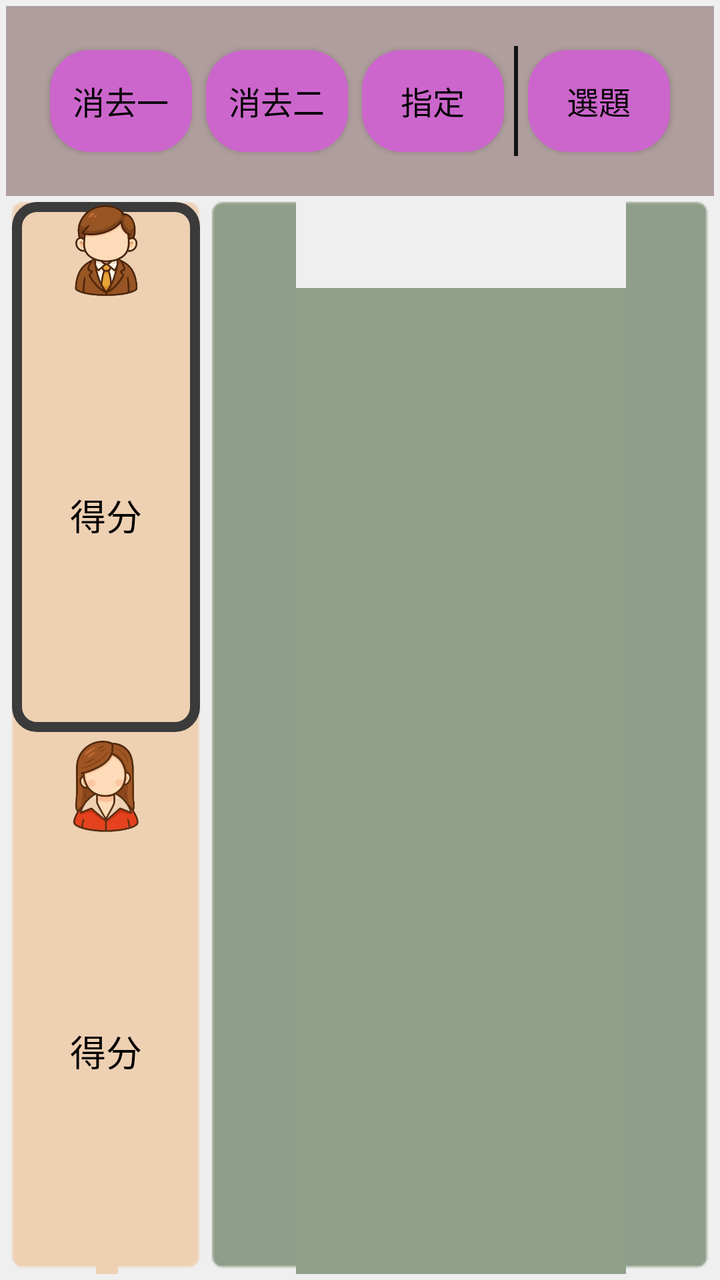
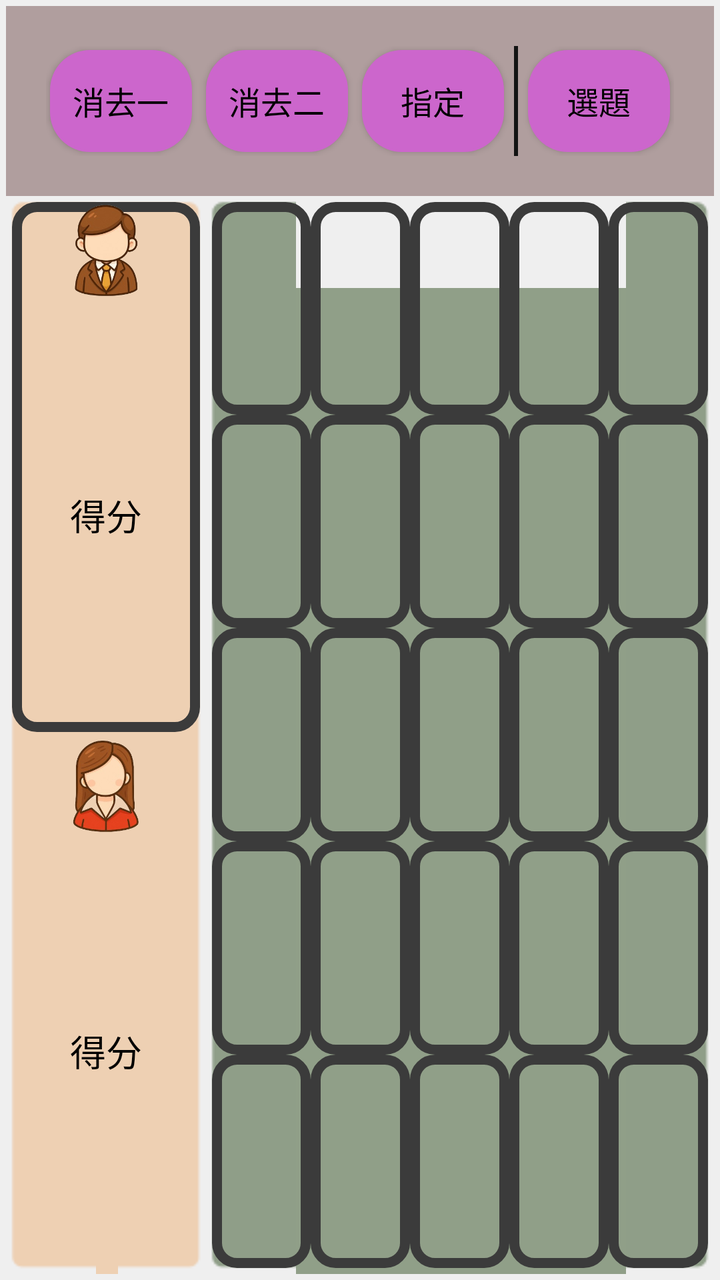

Before-and-after screenshots of an Android layout around one commit, followed by the original layout XML and the change that was made.
<!-- AndroidManifest.xml: application theme Theme.Quiz -->
<!-- res/layout/activity_main.xml -->
<?xml version="1.0" encoding="utf-8"?>
<LinearLayout xmlns:android="http://schemas.android.com/apk/res/android"
    xmlns:tools="http://schemas.android.com/tools"
    android:layout_width="match_parent"
    android:layout_height="match_parent"
    android:padding="@dimen/frame_margin"
    android:orientation="vertical"
    android:background="#EFEFEF"
    tools:context=".MainActivity">

    <LinearLayout
        android:id="@+id/function_list"
        android:layout_width="match_parent"
        android:layout_height="wrap_content"
        android:padding="20dp"
        android:orientation="horizontal"
        android:gravity="center_vertical"
        android:background="@drawable/overlap_red2">
        <Button
            android:id="@+id/btn_func_delete"
            android:layout_width="@dimen/btn_func_width"
            android:layout_height="@dimen/btn_func_height"
            android:layout_marginRight="@dimen/btn_func_margin"
            android:background="@drawable/stkfuncbar_btn_bg"
            android:gravity="center"
            android:text="消去一"
            android:textColor="#000000"
            android:textSize="@dimen/btn_func_text_size" />
        <Button
            android:id="@+id/btn_func_delete2"
            android:layout_width="@dimen/btn_func_width"
            android:layout_height="@dimen/btn_func_height"
            android:layout_marginRight="@dimen/btn_func_margin"
            android:background="@drawable/stkfuncbar_btn_bg"
            android:gravity="center"
            android:text="消去二"
            android:textColor="#000000"
            android:textSize="@dimen/btn_func_text_size" />
        <Button
            android:id="@+id/btn_func_assign"
            android:layout_width="@dimen/btn_func_width"
            android:layout_height="@dimen/btn_func_height"
            android:layout_marginRight="@dimen/btn_func_margin"
            android:background="@drawable/stkfuncbar_btn_bg"
            android:gravity="center"
            android:text="指定"
            android:textColor="#000000"
            android:textSize="@dimen/btn_func_text_size" />
        <View
            android:layout_width="2dp"
            android:layout_height="@dimen/btn_func_height"
            android:layout_marginRight="@dimen/btn_func_margin"
            android:background="#131313" />
        <Button
            android:id="@+id/btn_func_select"
            android:layout_width="@dimen/btn_func_width"
            android:layout_height="@dimen/btn_func_height"
            android:layout_marginRight="@dimen/btn_func_margin"
            android:background="@drawable/stkfuncbar_btn_bg"
            android:gravity="center"
            android:text="選題"
            android:textColor="#000000"
            android:textSize="@dimen/btn_func_text_size" />
        <Button
            android:id="@+id/btn_func_answer"
            android:layout_width="@dimen/btn_func_width"
            android:layout_height="@dimen/btn_func_height"
            android:layout_marginRight="@dimen/btn_func_margin"
            android:background="@drawable/stkfuncbar_btn_bg"
            android:gravity="center"
            android:text="解答"
            android:textColor="#000000"
            android:textSize="@dimen/btn_func_text_size" />
    </LinearLayout>

    <LinearLayout
        android:layout_width="match_parent"
        android:layout_height="0dp"
        android:layout_weight="1"
        android:orientation="horizontal">

        <LinearLayout
            android:id="@+id/player_list"
            android:layout_width="@dimen/player_width"
            android:layout_height="match_parent"
            android:padding="@dimen/player_margin"
            android:gravity="center"
            android:orientation="vertical"
            android:background="@drawable/overlap_yellow">
            <LinearLayout
                android:id="@+id/player_man"
                android:layout_width="match_parent"
                android:layout_height="0dp"
                android:layout_weight="1"
                android:orientation="vertical"
                android:gravity="center"
                android:background="@drawable/shp_frame_blue">
                <ImageView
                    android:layout_width="@dimen/player_icon_size"
                    android:layout_height="@dimen/player_icon_size"
                    android:src="@drawable/man2" />
                <TextView
                    android:id="@+id/man_score"
                    android:layout_width="wrap_content"
                    android:layout_height="wrap_content"
                    android:layout_weight="1"
                    android:gravity="center"
                    android:text="得分"
                    android:textColor="#000000"
                    android:textSize="@dimen/player_score_size" />
            </LinearLayout>
            <LinearLayout
                android:id="@+id/player_woman"
                android:layout_width="match_parent"
                android:layout_height="0dp"
                android:layout_weight="1"
                android:layout_marginTop="@dimen/player_margin"
                android:orientation="vertical"
                android:gravity="center">
                <ImageView
                    android:layout_width="@dimen/player_icon_size"
                    android:layout_height="@dimen/player_icon_size"
                    android:src="@drawable/woman2" />
                <TextView
                    android:id="@+id/woman_score"
                    android:layout_width="wrap_content"
                    android:layout_height="wrap_content"
                    android:layout_weight="1"
                    android:gravity="center"
                    android:text="得分"
                    android:textColor="#000000"
                    android:textSize="@dimen/player_score_size" />
            </LinearLayout>
        </LinearLayout>

        <LinearLayout
            android:id="@+id/content_layout"
            android:layout_width="0dp"
            android:layout_height="match_parent"
            android:layout_weight="1"
            android:padding="@dimen/content_margin"
            android:orientation="vertical"
            android:background="@drawable/overlap_green">
            <TextView
                android:id="@+id/text_question"
                android:layout_width="match_parent"
                android:layout_height="0dp"
                android:layout_weight="1"
                android:gravity="left|center_vertical"
                android:text=""
                android:textColor="#cc6600"
                android:textSize="@dimen/question_size" />
            <RadioGroup
                android:id="@+id/group_answer"
                android:layout_width="match_parent"
                android:layout_height="0dp"
                android:layout_weight="1"
                android:gravity="center"
                android:orientation="horizontal"
                android:padding="5dp">
                <RadioButton
                    android:id="@+id/text_ans_1"
                    android:layout_width="wrap_content"
                    android:layout_height="wrap_content"
                    android:layout_weight="1"
                    android:button="@null"
                    android:text=""
                    android:textColor="#000000"
                    android:textSize="@dimen/answer_size" />
                <RadioButton
                    android:id="@+id/text_ans_2"
                    android:layout_width="wrap_content"
                    android:layout_height="wrap_content"
                    android:layout_weight="1"
                    android:button="@null"
                    android:text=""
                    android:textColor="#000000"
                    android:textSize="@dimen/answer_size" />
                <RadioButton
                    android:id="@+id/text_ans_3"
                    android:layout_width="wrap_content"
                    android:layout_height="wrap_content"
                    android:layout_weight="1"
                    android:button="@null"
                    android:text=""
                    android:textColor="#000000"
                    android:textSize="@dimen/answer_size" />
                <RadioButton
                    android:id="@+id/text_ans_4"
                    android:layout_width="wrap_content"
                    android:layout_height="wrap_content"
                    android:layout_weight="1"
                    android:button="@null"
                    android:text=""
                    android:textColor="#000000"
                    android:textSize="@dimen/answer_size" />
            </RadioGroup>
        </LinearLayout>
    </LinearLayout>

</LinearLayout>
<!-- resources referenced by this layout -->
<resources>
  <dimen name="answer_size">18dp</dimen>
  <dimen name="btn_func_height">55dp</dimen>
  <dimen name="btn_func_margin">3dp</dimen>
  <dimen name="btn_func_text_size">16dp</dimen>
  <dimen name="btn_func_width">75dp</dimen>
  <dimen name="content_margin">3dp</dimen>
  <dimen name="frame_margin">3dp</dimen>
  <dimen name="player_icon_size">48dp</dimen>
  <dimen name="player_margin">3dp</dimen>
  <dimen name="player_score_size">18dp</dimen>
  <dimen name="player_width">100dp</dimen>
  <dimen name="question_size">24dp</dimen>
  <!-- drawable man2: png bitmap (drawable, 67612 bytes) -->
  <!-- drawable overlap_green: png bitmap (drawable, 407 bytes) -->
  <!-- drawable overlap_red2 (drawable) -->
  <?xml version="1.0" encoding="utf-8"?>
  <shape xmlns:android="http://schemas.android.com/apk/res/android"
      android:shape="rectangle">
      <solid android:color="#aa927777" />
  </shape>
  <!-- drawable overlap_yellow: png bitmap (drawable, 404 bytes) -->
  <!-- drawable shp_frame_blue (drawable) -->
  <?xml version="1.0" encoding="utf-8"?>
  
  <shape xmlns:android="http://schemas.android.com/apk/res/android"
  	android:shape="rectangle">
  	<corners
  		android:radius="10dp" />
  	<solid
  	    android:color="#00000000" />
  	 <stroke
          android:width="5dp"
          android:color="#FF3B3B3B" />
  </shape>
  <!-- drawable stkfuncbar_btn_bg (drawable) -->
  <?xml version="1.0" encoding="utf-8"?>
  
  <selector
  	xmlns:android="http://schemas.android.com/apk/res/android">
  	<item
  		android:state_pressed="true"
  		android:state_enabled="true"
  		android:drawable="@drawable/btncolor_inset_p" />
  	<item
  		android:state_focused="true"
  		android:state_enabled="true"
  		android:drawable="@drawable/btncolor_inset_p" />
  	<item
  		android:state_enabled="true"
  		android:drawable="@drawable/btncolor_inset_p" />
  </selector>
  <!-- drawable woman2: png bitmap (drawable, 71861 bytes) -->
  <style name="Theme.Quiz" parent="Base.Theme.Quiz" />
  <!-- drawable btncolor_inset_p (drawable) -->
  <?xml version="1.0" encoding="utf-8"?>
  <inset xmlns:android="http://schemas.android.com/apk/res/android"
      android:insetLeft="2dp"
      android:insetTop="2dp"
      android:insetRight="2dp"
      android:insetBottom="2dp"
      android:drawable="@drawable/stkfuncbar_btn_p2" />
  <style name="Base.Theme.Quiz" parent="Theme.AppCompat">
          <item name="windowActionBar">false</item>
          <item name="windowNoTitle">true</item>
          
          
      </style>
  <!-- drawable stkfuncbar_btn_p2 (drawable) -->
  <?xml version="1.0" encoding="utf-8"?>
  <shape xmlns:android="http://schemas.android.com/apk/res/android"
      android:shape="rectangle">
      <solid android:color="#CC66CC" />
      <corners android:radius="20dp" />
  </shape>
</resources>

<!-- the commit's change to res/layout/activity_main.xml (unified diff, before → after) -->
@@ -133,69 +133,120 @@
             </LinearLayout>
         </LinearLayout>
 
-        <LinearLayout
+        <FrameLayout
             android:id="@+id/content_layout"
             android:layout_width="0dp"
             android:layout_height="match_parent"
-            android:layout_weight="1"
-            android:padding="@dimen/content_margin"
-            android:orientation="vertical"
-            android:background="@drawable/overlap_green">
-            <TextView
-                android:id="@+id/text_question"
-                android:layout_width="match_parent"
-                android:layout_height="0dp"
-                android:layout_weight="1"
-                android:gravity="left|center_vertical"
-                android:text=""
-                android:textColor="#cc6600"
-                android:textSize="@dimen/question_size" />
-            <RadioGroup
-                android:id="@+id/group_answer"
-                android:layout_width="match_parent"
-                android:layout_height="0dp"
-                android:layout_weight="1"
-                android:gravity="center"
-                android:orientation="horizontal"
-                android:padding="5dp">
-                <RadioButton
-                    android:id="@+id/text_ans_1"
-                    android:layout_width="wrap_content"
-                    android:layout_height="wrap_content"
-                    android:layout_weight="1"
-                    android:button="@null"
+            android:layout_weight="1">
+
+            <TableLayout
+                android:id="@+id/bingo_layout"
+                android:layout_width="match_parent"
+                android:layout_height="match_parent"
+                android:stretchColumns="0,1,2,3,4"
+                android:visibility="visible"
+                android:background="@drawable/overlap_green">
+                <TableRow android:layout_weight="1">
+                    <TextView android:id="@+id/bingo_0_0" android:layout_width="0dp" android:layout_height="match_parent" android:layout_weight="1" android:gravity="center" android:background="@drawable/shp_frame_blue" android:textColor="#000000" />
+                    <TextView android:id="@+id/bingo_0_1" android:layout_width="0dp" android:layout_height="match_parent" android:layout_weight="1" android:gravity="center" android:background="@drawable/shp_frame_blue" android:textColor="#000000" />
+                    <TextView android:id="@+id/bingo_0_2" android:layout_width="0dp" android:layout_height="match_parent" android:layout_weight="1" android:gravity="center" android:background="@drawable/shp_frame_blue" android:textColor="#000000" />
+                    <TextView android:id="@+id/bingo_0_3" android:layout_width="0dp" android:layout_height="match_parent" android:layout_weight="1" android:gravity="center" android:background="@drawable/shp_frame_blue" android:textColor="#000000" />
+                    <TextView android:id="@+id/bingo_0_4" android:layout_width="0dp" android:layout_height="match_parent" android:layout_weight="1" android:gravity="center" android:background="@drawable/shp_frame_blue" android:textColor="#000000" />
+                </TableRow>
+                <TableRow android:layout_weight="1">
+                    <TextView android:id="@+id/bingo_1_0" android:layout_width="0dp" android:layout_height="match_parent" android:layout_weight="1" android:gravity="center" android:background="@drawable/shp_frame_blue" android:textColor="#000000" />
+                    <TextView android:id="@+id/bingo_1_1" android:layout_width="0dp" android:layout_height="match_parent" android:layout_weight="1" android:gravity="center" android:background="@drawable/shp_frame_blue" android:textColor="#000000" />
+                    <TextView android:id="@+id/bingo_1_2" android:layout_width="0dp" android:layout_height="match_parent" android:layout_weight="1" android:gravity="center" android:background="@drawable/shp_frame_blue" android:textColor="#000000" />
+                    <TextView android:id="@+id/bingo_1_3" android:layout_width="0dp" android:layout_height="match_parent" android:layout_weight="1" android:gravity="center" android:background="@drawable/shp_frame_blue" android:textColor="#000000" />
+                    <TextView android:id="@+id/bingo_1_4" android:layout_width="0dp" android:layout_height="match_parent" android:layout_weight="1" android:gravity="center" android:background="@drawable/shp_frame_blue" android:textColor="#000000" />
+                </TableRow>
+                <TableRow android:layout_weight="1">
+                    <TextView android:id="@+id/bingo_2_0" android:layout_width="0dp" android:layout_height="match_parent" android:layout_weight="1" android:gravity="center" android:background="@drawable/shp_frame_blue" android:textColor="#000000" />
+                    <TextView android:id="@+id/bingo_2_1" android:layout_width="0dp" android:layout_height="match_parent" android:layout_weight="1" android:gravity="center" android:background="@drawable/shp_frame_blue" android:textColor="#000000" />
+                    <TextView android:id="@+id/bingo_2_2" android:layout_width="0dp" android:layout_height="match_parent" android:layout_weight="1" android:gravity="center" android:background="@drawable/shp_frame_blue" android:textColor="#000000" />
+                    <TextView android:id="@+id/bingo_2_3" android:layout_width="0dp" android:layout_height="match_parent" android:layout_weight="1" android:gravity="center" android:background="@drawable/shp_frame_blue" android:textColor="#000000" />
+                    <TextView android:id="@+id/bingo_2_4" android:layout_width="0dp" android:layout_height="match_parent" android:layout_weight="1" android:gravity="center" android:background="@drawable/shp_frame_blue" android:textColor="#000000" />
+                </TableRow>
+                <TableRow android:layout_weight="1">
+                    <TextView android:id="@+id/bingo_3_0" android:layout_width="0dp" android:layout_height="match_parent" android:layout_weight="1" android:gravity="center" android:background="@drawable/shp_frame_blue" android:textColor="#000000" />
+                    <TextView android:id="@+id/bingo_3_1" android:layout_width="0dp" android:layout_height="match_parent" android:layout_weight="1" android:gravity="center" android:background="@drawable/shp_frame_blue" android:textColor="#000000" />
+                    <TextView android:id="@+id/bingo_3_2" android:layout_width="0dp" android:layout_height="match_parent" android:layout_weight="1" android:gravity="center" android:background="@drawable/shp_frame_blue" android:textColor="#000000" />
+                    <TextView android:id="@+id/bingo_3_3" android:layout_width="0dp" android:layout_height="match_parent" android:layout_weight="1" android:gravity="center" android:background="@drawable/shp_frame_blue" android:textColor="#000000" />
+                    <TextView android:id="@+id/bingo_3_4" android:layout_width="0dp" android:layout_height="match_parent" android:layout_weight="1" android:gravity="center" android:background="@drawable/shp_frame_blue" android:textColor="#000000" />
+                </TableRow>
+                <TableRow android:layout_weight="1">
+                    <TextView android:id="@+id/bingo_4_0" android:layout_width="0dp" android:layout_height="match_parent" android:layout_weight="1" android:gravity="center" android:background="@drawable/shp_frame_blue" android:textColor="#000000" />
+                    <TextView android:id="@+id/bingo_4_1" android:layout_width="0dp" android:layout_height="match_parent" android:layout_weight="1" android:gravity="center" android:background="@drawable/shp_frame_blue" android:textColor="#000000" />
+                    <TextView android:id="@+id/bingo_4_2" android:layout_width="0dp" android:layout_height="match_parent" android:layout_weight="1" android:gravity="center" android:background="@drawable/shp_frame_blue" android:textColor="#000000" />
+                    <TextView android:id="@+id/bingo_4_3" android:layout_width="0dp" android:layout_height="match_parent" android:layout_weight="1" android:gravity="center" android:background="@drawable/shp_frame_blue" android:textColor="#000000" />
+                    <TextView android:id="@+id/bingo_4_4" android:layout_width="0dp" android:layout_height="match_parent" android:layout_weight="1" android:gravity="center" android:background="@drawable/shp_frame_blue" android:textColor="#000000" />
+                </TableRow>
+            </TableLayout>
+
+            <LinearLayout
+                android:visibility="gone"
+                android:id="@+id/quest_ans_layout"
+                android:layout_width="match_parent"
+                android:layout_height="match_parent"
+                android:padding="@dimen/content_margin"
+                android:orientation="vertical"
+                android:background="@drawable/overlap_green">
+                <TextView
+                    android:id="@+id/text_question"
+                    android:layout_width="match_parent"
+                    android:layout_height="0dp"
+                    android:layout_weight="1"
+                    android:gravity="left|center_vertical"
                     android:text=""
-                    android:textColor="#000000"
-                    android:textSize="@dimen/answer_size" />
-                <RadioButton
-                    android:id="@+id/text_ans_2"
-                    android:layout_width="wrap_content"
-                    android:layout_height="wrap_content"
-                    android:layout_weight="1"
-                    android:button="@null"
-                    android:text=""
-                    android:textColor="#000000"
-                    android:textSize="@dimen/answer_size" />
-                <RadioButton
-                    android:id="@+id/text_ans_3"
-                    android:layout_width="wrap_content"
-                    android:layout_height="wrap_content"
-                    android:layout_weight="1"
-                    android:button="@null"
-                    android:text=""
-                    android:textColor="#000000"
-                    android:textSize="@dimen/answer_size" />
-                <RadioButton
-                    android:id="@+id/text_ans_4"
-                    android:layout_width="wrap_content"
-                    android:layout_height="wrap_content"
-                    android:layout_weight="1"
-                    android:button="@null"
-                    android:text=""
-                    android:textColor="#000000"
-                    android:textSize="@dimen/answer_size" />
-            </RadioGroup>
-        </LinearLayout>
+                    android:textColor="#cc6600"
+                    android:textSize="@dimen/question_size" />
+                <RadioGroup
+                    android:id="@+id/group_answer"
+                    android:layout_width="match_parent"
+                    android:layout_height="0dp"
+                    android:layout_weight="1"
+                    android:gravity="center"
+                    android:orientation="horizontal"
+                    android:padding="5dp">
+                    <RadioButton
+                        android:id="@+id/text_ans_1"
+                        android:layout_width="wrap_content"
+                        android:layout_height="wrap_content"
+                        android:layout_weight="1"
+                        android:button="@null"
+                        android:text=""
+                        android:textColor="#000000"
+                        android:textSize="@dimen/answer_size" />
+                    <RadioButton
+                        android:id="@+id/text_ans_2"
+                        android:layout_width="wrap_content"
+                        android:layout_height="wrap_content"
+                        android:layout_weight="1"
+                        android:button="@null"
+                        android:text=""
+                        android:textColor="#000000"
+                        android:textSize="@dimen/answer_size" />
+                    <RadioButton
+                        android:id="@+id/text_ans_3"
+                        android:layout_width="wrap_content"
+                        android:layout_height="wrap_content"
+                        android:layout_weight="1"
+                        android:button="@null"
+                        android:text=""
+                        android:textColor="#000000"
+                        android:textSize="@dimen/answer_size" />
+                    <RadioButton
+                        android:id="@+id/text_ans_4"
+                        android:layout_width="wrap_content"
+                        android:layout_height="wrap_content"
+                        android:layout_weight="1"
+                        android:button="@null"
+                        android:text=""
+                        android:textColor="#000000"
+                        android:textSize="@dimen/answer_size" />
+                </RadioGroup>
+            </LinearLayout>
+        </FrameLayout>
     </LinearLayout>
 
 </LinearLayout>
